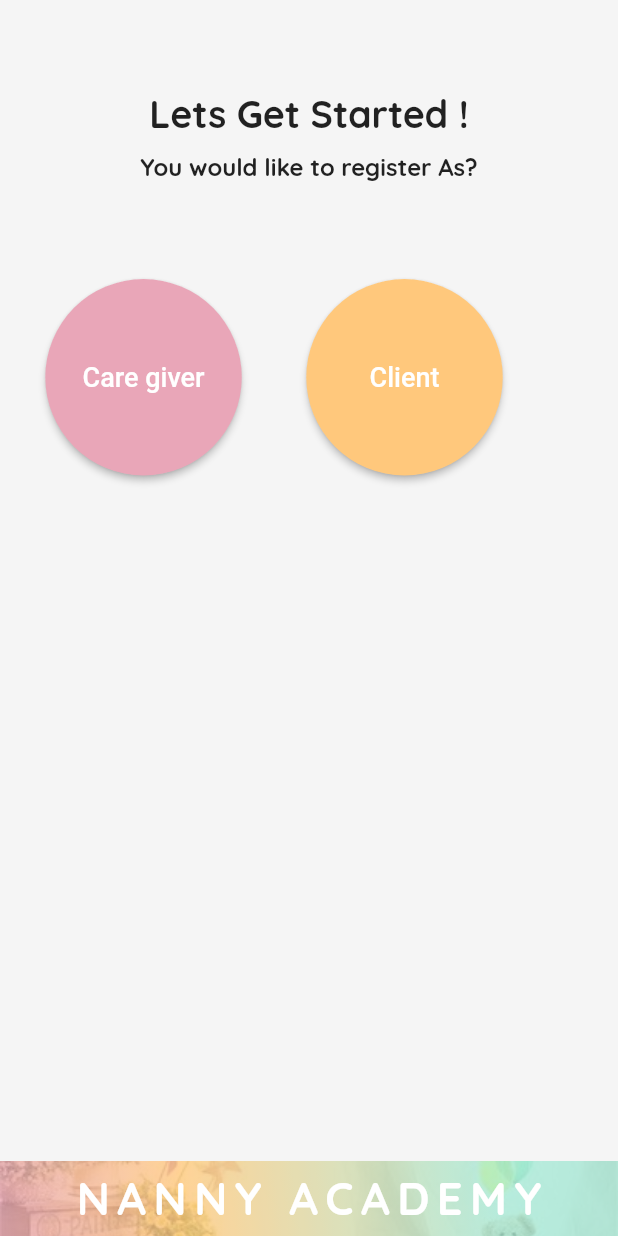
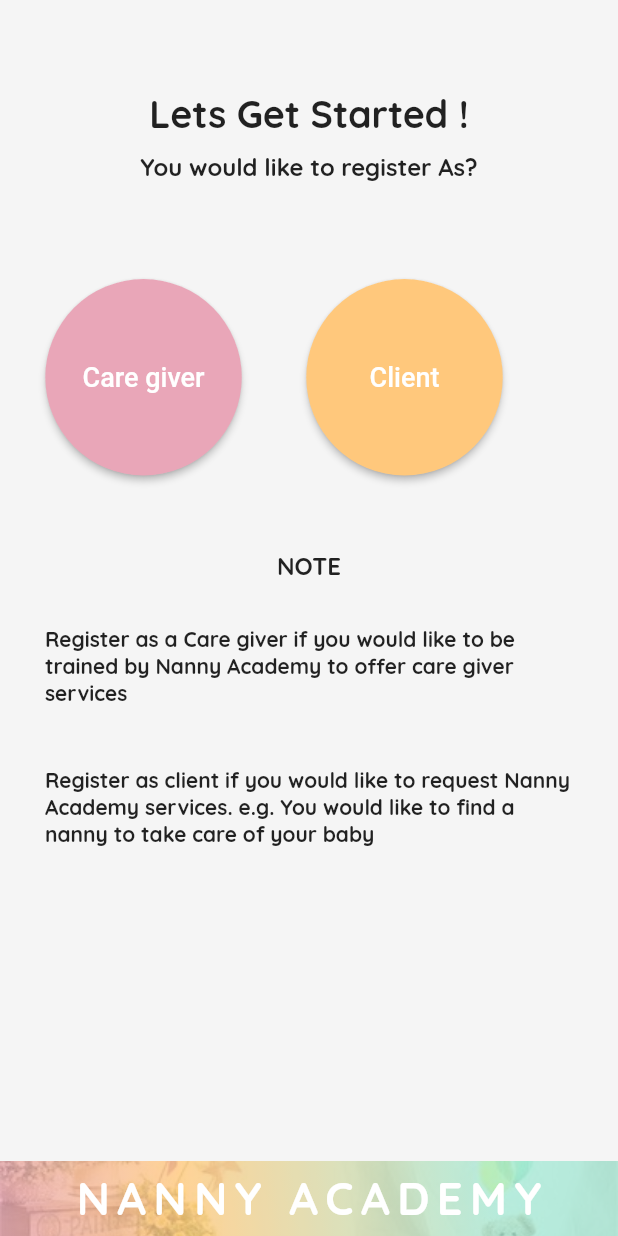
Before and after one commit to keptac/nannyacademy, a Flutter app: the RegistrationOptions screen opened directly, on a phone screen of 412 x 824 dp. Run offline on Flutter 3.47's test engine with Material 2 defaults, Android fonts, the phone set to English and light mode, and no system bars; our stand-ins replace cloud_firestore, expansion_tile_card, firebase_auth, firebase_core, flutter_spinkit, image_picker and 2 more; missing offline and left inert: flutter_rounded_date_picker; accounts and stored records are empty.

Commit message:
Registration category description

```diff
--- a/lib/registrationOption.dart
+++ b/lib/registrationOption.dart
@@ -76,7 +76,38 @@ class RegistrationOptions extends StatelessWidget {
                 ],
               ),
             ),
-            SizedBox(height: 60)
+            SizedBox(height: 50),
+            Center(
+              child: Text(
+                'NOTE',
+                style: TextStyle(
+                    fontSize: 16,
+                    fontWeight: FontWeight.bold,
+                    fontFamily: 'Quicksand'),
+              ),
+            ),
+            SizedBox(height: 30),
+            Container(
+              margin: EdgeInsets.only(left:30, right:30),
+              child: Text(
+                'Register as a Care giver if you would like to be trained by Nanny Academy to offer care giver services',
+                style: TextStyle(
+                    fontSize: 14,
+                    fontFamily: 'Quicksand'),
+              ),
+            ),
+            SizedBox(height: 40),
+            Container(
+              margin: EdgeInsets.only(left:30, right:30),
+              child: Text(
+                'Register as client if you would like to request Nanny Academy services. e.g. You would like to find a nanny to take care of your baby',
+                style: TextStyle(
+
+                    fontSize: 14,
+                    fontFamily: 'Quicksand'),
+              ),
+            ),
+            // SizedBox(height: 60)
           ],
         ),
       ),
```
